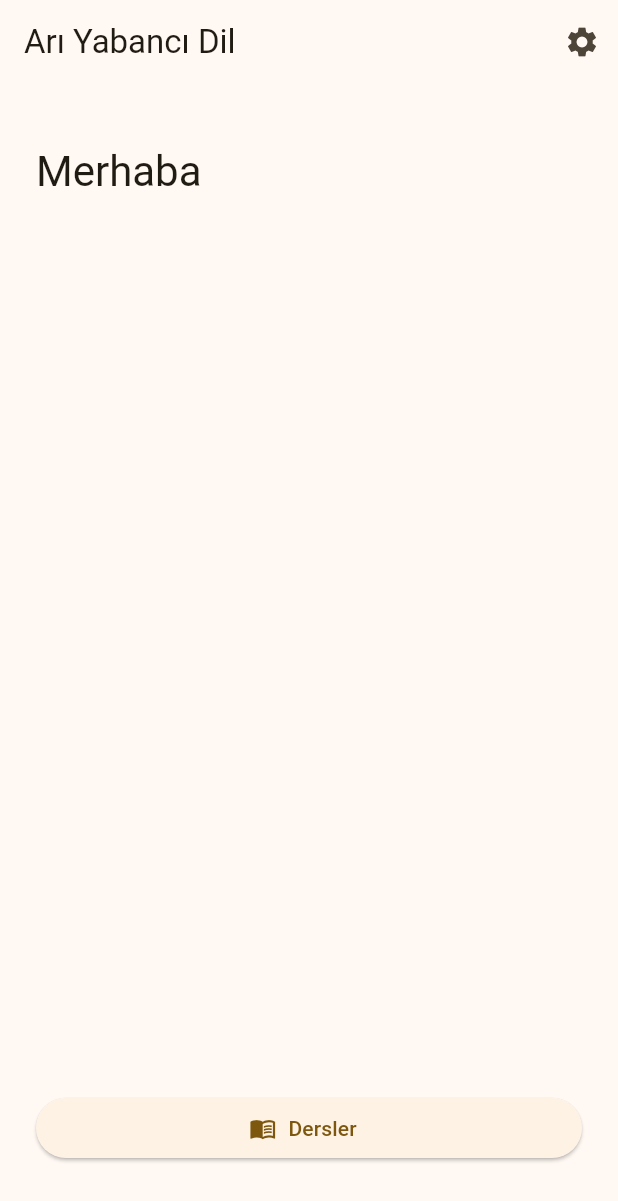
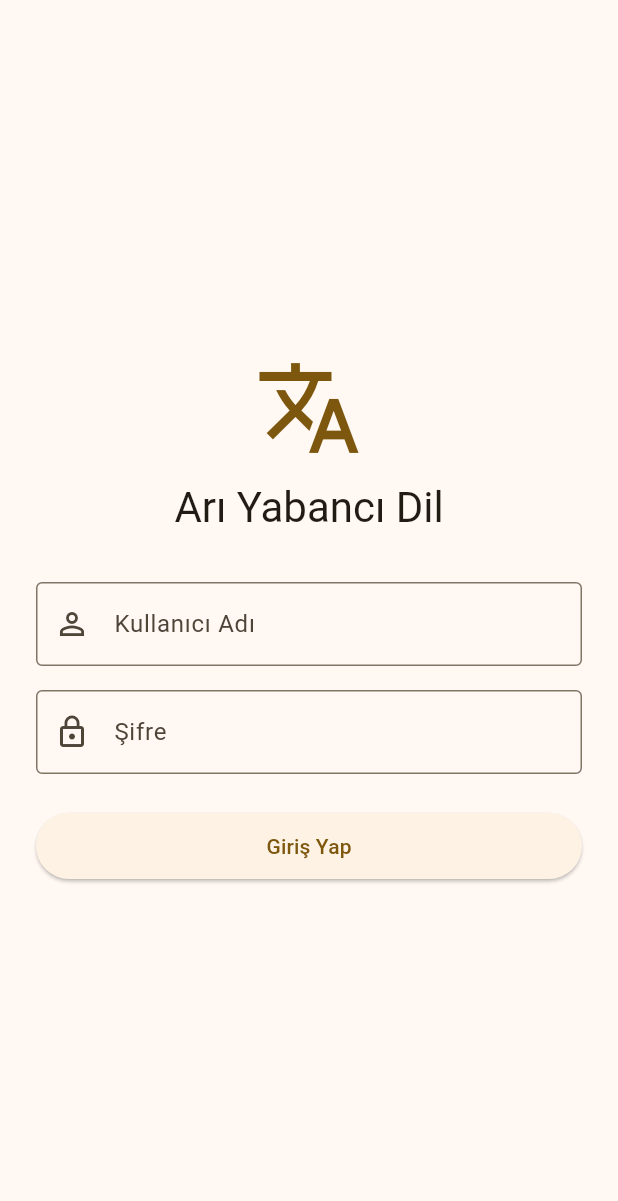
Before and after one commit to OzgurDenizAri/243301092_OzgurDenizAri_Flutter_Proje, a Flutter app: the screen it shows after launch, on a phone screen of 412 x 824 dp. Shown: the top 1201 px of the screen. Run offline on Flutter 3.47's test engine with Material 3 defaults, Android fonts, the phone set to English and light mode, and no system bars.

Commit message:
Login ekranı eklendi ve navigasyon düzenlendi

```diff
--- a/lib/main.dart
+++ b/lib/main.dart
@@ -1,5 +1,5 @@
 import 'package:flutter/material.dart';
-import 'screens/home_screen.dart';
+import 'screens/login_screen.dart';
 
 void main() {
   runApp(const AriYabanciDilApp());
@@ -17,7 +17,7 @@ class AriYabanciDilApp extends StatelessWidget {
         colorScheme: ColorScheme.fromSeed(seedColor: const Color(0xFFFFB300)),
         useMaterial3: true,
       ),
-      home: const HomeScreen(),
+      home: const LoginScreen(),
     );
   }
 }
--- a/lib/screens/dersler_screen.dart
+++ b/lib/screens/dersler_screen.dart
@@ -24,11 +24,6 @@ class DerslerScreen extends StatelessWidget {
             leading: const Icon(Icons.menu_book),
             title: Text(baslik),
             trailing: const Icon(Icons.chevron_right),
-            onTap: () {
-              ScaffoldMessenger.of(context).showSnackBar(
-                SnackBar(content: Text('$baslik dersi yakında!')),
-              );
-            },
           );
         },
       ),
--- a/lib/screens/home_screen.dart
+++ b/lib/screens/home_screen.dart
@@ -1,55 +1,52 @@
 import 'package:flutter/material.dart';
 import 'settings_screen.dart';
 import 'dersler_screen.dart';
+import 'profile_screen.dart';
 
-class HomeScreen extends StatelessWidget {
-  const HomeScreen({super.key});
+class HomeScreen extends StatefulWidget {
+  const HomeScreen({super.key, required this.username});
+
+  final String username;
+
+  @override
+  State<HomeScreen> createState() => _HomeScreenState();
+}
+
+class _HomeScreenState extends State<HomeScreen> {
+  int _currentIndex = 0;
 
   @override
   Widget build(BuildContext context) {
+    final screens = <Widget>[
+      const DerslerScreen(),
+      ProfileScreen(username: widget.username),
+      const SettingsScreen(),
+    ];
     return Scaffold(
-      appBar: AppBar(
-        title: const Text('Arı Yabancı Dil'),
-        actions: [
-          IconButton(
-            icon: const Icon(Icons.settings),
-            onPressed: () {
-              Navigator.push(
-                context,
-                MaterialPageRoute(
-                  builder: (_) => const SettingsScreen(),
-                ),
-              );
-            },
+      body: IndexedStack(
+        index: _currentIndex,
+        children: screens,
+      ),
+      bottomNavigationBar: NavigationBar(
+        selectedIndex: _currentIndex,
+        onDestinationSelected: (i) => setState(() => _currentIndex = i),
+        destinations: const [
+          NavigationDestination(
+            icon: Icon(Icons.menu_book_outlined),
+            selectedIcon: Icon(Icons.menu_book),
+            label: 'Dersler',
+          ),
+          NavigationDestination(
+            icon: Icon(Icons.person_outline),
+            selectedIcon: Icon(Icons.person),
+            label: 'Profil',
+          ),
+          NavigationDestination(
+            icon: Icon(Icons.settings_outlined),
+            selectedIcon: Icon(Icons.settings),
+            label: 'Ayarlar',
           ),
         ],
-      ),
-      body: Padding(
-        padding: const EdgeInsets.all(24),
-        child: Column(
-          crossAxisAlignment: CrossAxisAlignment.stretch,
-          children: [
-            const SizedBox(height: 16),
-            Text(
-              'Merhaba',
-              style: Theme.of(context).textTheme.headlineMedium,
-            ),
-            const Spacer(),
-            ElevatedButton.icon(
-              icon: const Icon(Icons.menu_book),
-              label: const Text('Dersler'),
-              onPressed: () {
-                Navigator.push(
-                  context,
-                  MaterialPageRoute(
-                    builder: (_) => const DerslerScreen(),
-                  ),
-                );
-              },
-            ),
-            const SizedBox(height: 24),
-          ],
-        ),
       ),
     );
   }
--- /dev/null
+++ b/lib/screens/login_screen.dart
@@ -0,0 +1,104 @@
+import 'package:flutter/material.dart';
+import 'home_screen.dart';
+
+class LoginScreen extends StatefulWidget {
+  const LoginScreen({super.key});
+
+  @override
+  State<LoginScreen> createState() => _LoginScreenState();
+}
+
+class _LoginScreenState extends State<LoginScreen> {
+  final _userController = TextEditingController();
+  final _passController = TextEditingController();
+  String? _error;
+
+  @override
+  void dispose() {
+    _userController.dispose();
+    _passController.dispose();
+    super.dispose();
+  }
+
+  void _login() {
+    final user = _userController.text.trim();
+    final pass = _passController.text;
+    if (user == 'admin' && pass == '1234') {
+      Navigator.pushReplacement(
+        context,
+        MaterialPageRoute(builder: (_) => HomeScreen(username: user)),
+      );
+    } else {
+      setState(() => _error = 'Kullanıcı adı veya şifre hatalı');
+    }
+  }
+
+  @override
+  Widget build(BuildContext context) {
+    final theme = Theme.of(context);
+    return Scaffold(
+      body: SafeArea(
+        child: Center(
+          child: SingleChildScrollView(
+            padding: const EdgeInsets.all(24),
+            child: Column(
+              mainAxisSize: MainAxisSize.min,
+              children: [
+                Icon(
+                  Icons.translate,
+                  size: 72,
+                  color: theme.colorScheme.primary,
+                ),
+                const SizedBox(height: 12),
+                Text(
+                  'Arı Yabancı Dil',
+                  style: theme.textTheme.headlineMedium,
+                ),
+                const SizedBox(height: 32),
+                TextField(
+                  controller: _userController,
+                  textInputAction: TextInputAction.next,
+                  decoration: const InputDecoration(
+                    labelText: 'Kullanıcı Adı',
+                    prefixIcon: Icon(Icons.person_outline),
+                    border: OutlineInputBorder(),
+                  ),
+                ),
+                const SizedBox(height: 16),
+                TextField(
+                  controller: _passController,
+                  obscureText: true,
+                  textInputAction: TextInputAction.done,
+                  decoration: const InputDecoration(
+                    labelText: 'Şifre',
+                    prefixIcon: Icon(Icons.lock_outline),
+                    border: OutlineInputBorder(),
+                  ),
+                  onSubmitted: (_) => _login(),
+                ),
+                if (_error != null) ...[
+                  const SizedBox(height: 12),
+                  Text(
+                    _error!,
+                    style: TextStyle(color: theme.colorScheme.error),
+                  ),
+                ],
+                const SizedBox(height: 24),
+                SizedBox(
+                  width: double.infinity,
+                  child: ElevatedButton(
+                    onPressed: _login,
+                    child: const Padding(
+                      padding: EdgeInsets.symmetric(vertical: 12),
+                      child: Text('Giriş Yap'),
+                    ),
+                  ),
+                ),
+              ],
+            ),
+          ),
+        ),
+      ),
+    );
+  }
+}
--- a/lib/screens/settings_screen.dart
+++ b/lib/screens/settings_screen.dart
@@ -31,7 +31,7 @@ class _SettingsScreenState extends State<SettingsScreen> {
           const ListTile(
             leading: Icon(Icons.info_outline),
             title: Text('Hakkında'),
-            subtitle: Text('Arı Yabancı Dil • v0.1'),
+            subtitle: Text('Arı Yabancı Dil v0.1'),
           ),
         ],
       ),
```
Also changed, not shown: lib/screens/profile_screen.dart (added, +69 -0 lines).
